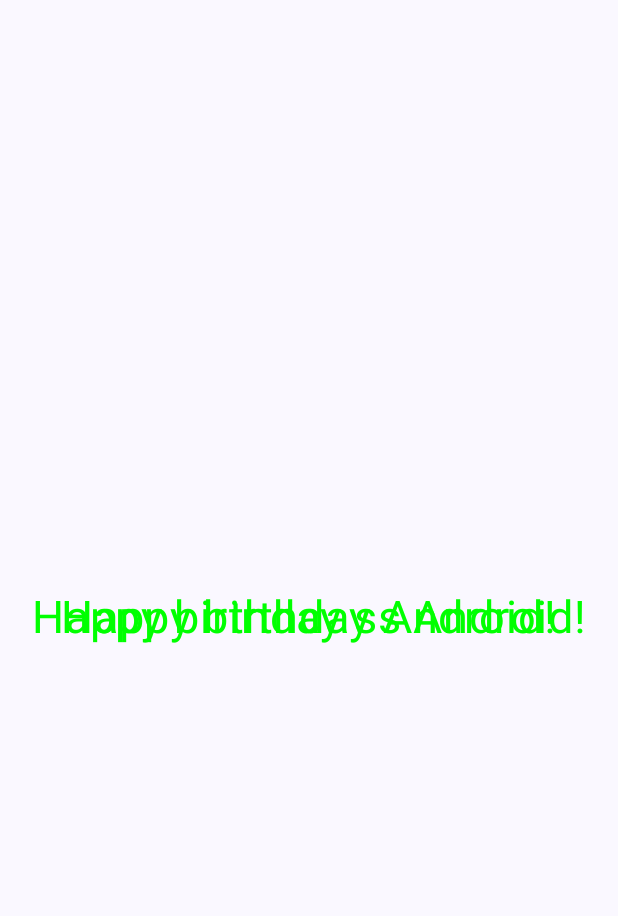
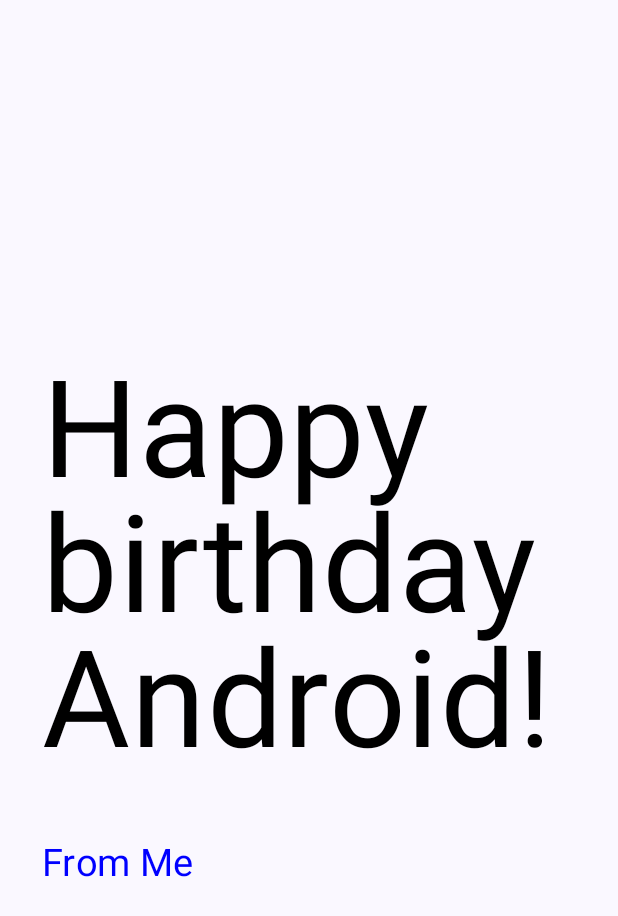
Before and after one commit to Cyclops789/solicode-kotline-and-android, an Android app built with Jetpack Compose: the screen it shows after launch (MainActivity), on a phone screen of 412 x 824 dp. Shown: the top 916 px of the screen. Run offline under Robolectric (Android 15) with nearby library versions, the phone set to English and light mode, and no system bars.

Commit message:
Update texts

```diff
--- a/app/src/main/java/com/example/myapplication/MainActivity.kt
+++ b/app/src/main/java/com/example/myapplication/MainActivity.kt
@@ -7,14 +7,13 @@ import androidx.activity.enableEdgeToEdge
 import androidx.compose.foundation.layout.Arrangement
 import androidx.compose.foundation.layout.Box
 import androidx.compose.foundation.layout.Column
-import androidx.compose.foundation.layout.Row
 import androidx.compose.foundation.layout.fillMaxSize
 import androidx.compose.foundation.layout.padding
+import androidx.compose.material3.MaterialTheme
 import androidx.compose.material3.Scaffold
 import androidx.compose.material3.Surface
 import androidx.compose.material3.Text
 import androidx.compose.runtime.Composable
-import androidx.compose.ui.AbsoluteAlignment
 import androidx.compose.ui.Alignment
 import androidx.compose.ui.Modifier
 import androidx.compose.ui.tooling.preview.Preview
@@ -29,11 +28,14 @@ class MainActivity : ComponentActivity() {
         enableEdgeToEdge()
         setContent {
             ApplicationTheme {
-                Scaffold(modifier = Modifier.fillMaxSize()) { innerPadding ->
+                Surface (
+                    modifier = Modifier.fillMaxSize(),
+                    color = MaterialTheme.colorScheme.background,
+                ) {
                     HappyBirthday(
                         name = "Android",
-                        modifier = Modifier.padding(innerPadding),
-                        color = Color.Green
+                        modifier = Modifier.padding(8.dp),
+                        from = "Me"
                     )
                 }
             }
@@ -42,23 +44,23 @@ class MainActivity : ComponentActivity() {
 }
 
 @Composable
-fun HappyBirthday(name: String, modifier: Modifier = Modifier, color: Color) {
-    Box (
-        modifier = Modifier.fillMaxSize(),
-        contentAlignment = Alignment.Center
+fun HappyBirthday(name: String, modifier: Modifier = Modifier, from: String) {
+    Column (
+        modifier = modifier.fillMaxSize(),
+        verticalArrangement = Arrangement.Center
     ) {
         Text(
             text = "Happy birthday $name!",
-            modifier = modifier.padding(20.dp),
-            color = color,
-            fontSize = 30.sp
+            modifier = Modifier.padding(20.dp).align(alignment = Alignment.End),
+            color = Color.Black,
+            fontSize = 90.sp,
+            lineHeight = 90.sp,
         )
-
         Text(
-            text = "Happy birthday ss $name!",
-            modifier = modifier.padding(20.dp),
-            color = color,
-            fontSize = 30.sp
+            text = "From $from",
+            modifier = Modifier.padding(20.dp),
+            color = Color.Blue,
+            fontSize = 25.sp,
         )
     }
 }
@@ -67,6 +69,6 @@ fun HappyBirthday(name: String, modifier: Modifier = Modifier, color: Color) {
 @Composable
 fun HappyBirthdayPreview() {
     ApplicationTheme {
-        HappyBirthday(name = "Hamza", color = Color.Green)
+        HappyBirthday(name = "Hamza", from = "Me")
     }
 }
```
